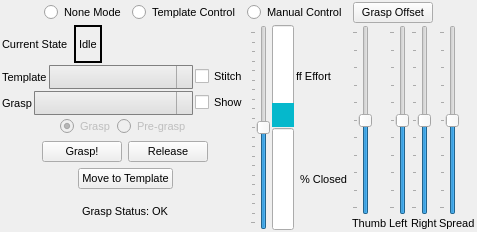
Old version of the form vigir_ocs_grasp_widget/src/graspWidget.ui in the repository team-vigir/vigir_ocs_common.
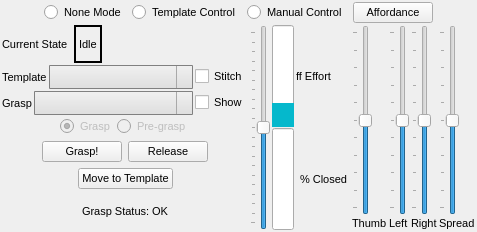
New version of the form.

Patch:
```diff
--- a/vigir_ocs_grasp_widget/src/graspWidget.ui
+++ b/vigir_ocs_grasp_widget/src/graspWidget.ui
@@ -76,7 +76,7 @@
      <item>
       <widget class="QPushButton" name="graspOffsetButton">
        <property name="text">
-        <string>Grasp Offset</string>
+        <string>Affordance</string>
        </property>
       </widget>
      </item>
```
Left out of the diff: 46 changed lines with no effect on the pictures.
